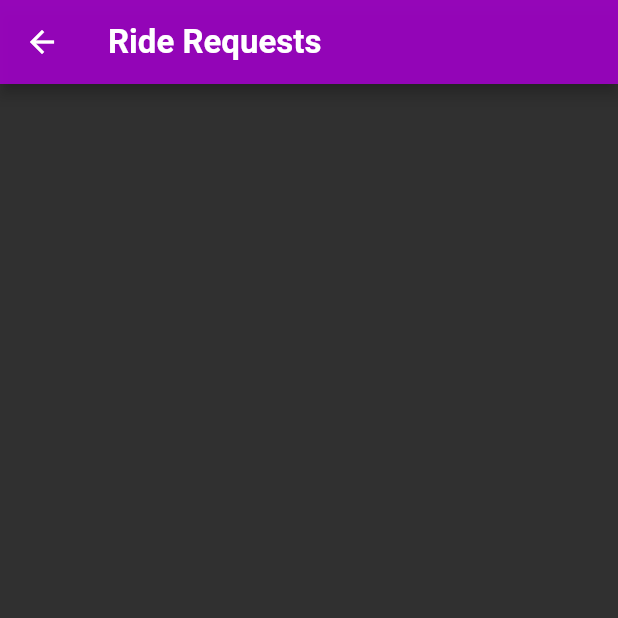
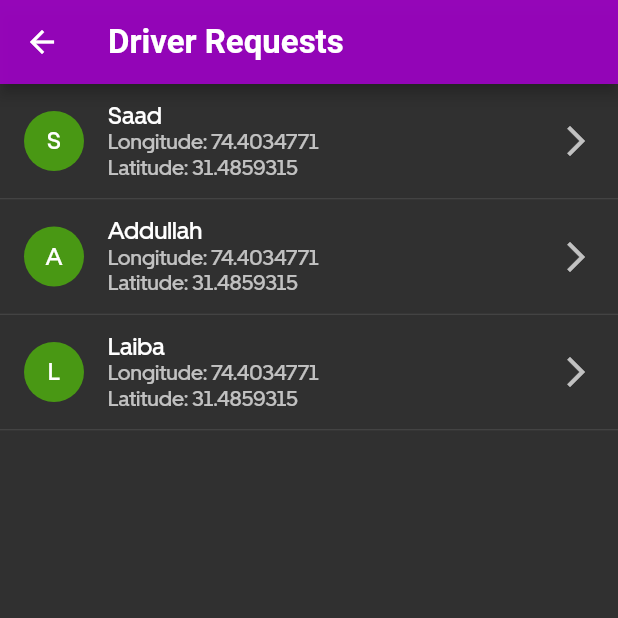
Before and after one commit to saadings/carpoolz_frontend, a Flutter app: the RideRequestsScreen screen opened by its route, on a phone screen of 412 x 824 dp, the top half of it. Run offline on Flutter 3.47's test engine with Material 2 defaults, Android fonts, the phone set to English and light mode, and no system bars; our stand-ins replace dio, flutter_dotenv, flutter_secure_storage, geolocator, google_maps_flutter, socket_io_client; missing offline and left inert: flutter_polyline_points, google_place; accounts and stored records are empty; network calls fail.

Commit message:
Added driver requests

```diff
--- a/lib/providers/ride_requests_provider.dart
+++ b/lib/providers/ride_requests_provider.dart
@@ -4,11 +4,36 @@ import '../services/socket_services/socket_service.dart';
 
 class RideRequestProvider with ChangeNotifier {
   String userName = "";
-  var _rideRequests = [];
+  List<Map<String, dynamic>> _rideRequests = [
+    {
+      "userName": "Saad",
+      "origin": {
+        "longitude": {"\$numberDecimal": "74.4034771"},
+        "latitude": {"\$numberDecimal": "31.4859315"},
+        "_id": {"\$oid": "643a76fc4d00792c6b1db867"}
+      },
+    },
+    {
+      "userName": "Addullah",
+      "origin": {
+        "longitude": {"\$numberDecimal": "74.4034771"},
+        "latitude": {"\$numberDecimal": "31.4859315"},
+        "_id": {"\$oid": "643a76fc4d00792c6b1db867"}
+      },
+    },
+    {
+      "userName": "Laiba",
+      "origin": {
+        "longitude": {"\$numberDecimal": "74.4034771"},
+        "latitude": {"\$numberDecimal": "31.4859315"},
+        "_id": {"\$oid": "643a76fc4d00792c6b1db867"}
+      },
+    },
+  ];
 
   RideRequestProvider({required this.userName});
 
-  get rideRequests {
+  List<Map<String, dynamic>> get rideRequests {
     return [..._rideRequests];
   }
 
@@ -34,8 +59,8 @@ class RideRequestProvider with ChangeNotifier {
     socketService.disconnect();
   }
 
-  void addRideRequest(var rideRequest) {
-    print("ride req data: ${rideRequest}");
+  void addRideRequest(Map<String, dynamic> rideRequest) {
+    // print("ride req data: ${rideRequest}");
     _rideRequests.add(rideRequest);
     // print(_rideRequests[0]);
     notifyListeners();
--- a/lib/screens/home_screen.dart
+++ b/lib/screens/home_screen.dart
@@ -25,7 +25,21 @@ class _HomeScreenState extends State<HomeScreen> {
       elevation: 5,
       // backgroundColor: Color.fromRGBO(156, 39, 176, 0.4),
       actions: [
-        IconButton(onPressed: () {}, icon: const Icon(Icons.person_4))
+        InkWell(
+          onTap: () {},
+          // borderRadius: BorderRadius.circular(1000),
+          child: CircleAvatar(
+            child: Text(
+              "SN",
+              style: TextStyle(
+                fontWeight: FontWeight.bold,
+                color: Colors.purple,
+              ),
+            ),
+            backgroundColor: Colors.black87,
+          ),
+        ),
+
         // Padding(
         //   padding: const EdgeInsets.all(8.0),
         //   child: InkWell(
--- a/lib/screens/ride_requests_screen.dart
+++ b/lib/screens/ride_requests_screen.dart
@@ -11,7 +11,7 @@ class RideRequestsScreen extends StatelessWidget {
   Widget build(BuildContext context) {
     return Scaffold(
       appBar: AppBar(
-        title: Text('Ride Requests'),
+        title: Text('Driver Requests'),
       ),
       body: RideRequests(),
     );
--- a/lib/widgets/ride_requests.dart
+++ b/lib/widgets/ride_requests.dart
@@ -19,8 +19,11 @@ class _RideRequestsState extends State<RideRequests> {
     final rideRequests = Provider.of<RideRequestProvider>(context).rideRequests;
 
     return Container(
+      padding: EdgeInsets.only(top: 7.5),
       child: ListView.builder(
-        itemBuilder: (ctx, index) => ListTile(
+        itemBuilder: (ctx, index) => Column(
+          children: [
+            ListTile(
               onTap: () async {
                 await showDialog(
                   context: context,
@@ -30,6 +33,7 @@ class _RideRequestsState extends State<RideRequests> {
                     actions: [
                       TextButton(
                         onPressed: () {
+                          print(rideRequests[index].toString());
                           Navigator.of(context).pop();
                         },
                         child: Text("No"),
@@ -46,8 +50,35 @@ class _RideRequestsState extends State<RideRequests> {
                   ),
                 );
               },
+              // enableFeedback: true,
+              trailing: Icon(
+                Icons.arrow_forward_ios,
+                color: Colors.white70,
+              ),
+              leading: CircleAvatar(
+                child: Text(
+                  rideRequests[index]['userName'][0].toString().toUpperCase(),
+                  style: TextStyle(
+                    color: Colors.white,
+                  ),
+                ),
+                backgroundColor: Theme.of(context).accentColor,
+              ),
               title: Text(rideRequests[index]['userName'].toString()),
-          subtitle: Text(rideRequests[index]['origin'].toString()),
+              subtitle: Column(
+                crossAxisAlignment: CrossAxisAlignment.start,
+                children: [
+                  Text(
+                    "Longitude: ${rideRequests[index]['origin']['longitude']['\$numberDecimal']}",
+                  ),
+                  Text(
+                    "Latitude: ${rideRequests[index]['origin']['latitude']['\$numberDecimal']}",
+                  ),
+                ],
+              ),
+            ),
+            Divider(),
+          ],
         ),
         itemCount: rideRequests.length,
       ),
```
Lines whose indentation alone changed are shown as unchanged.
